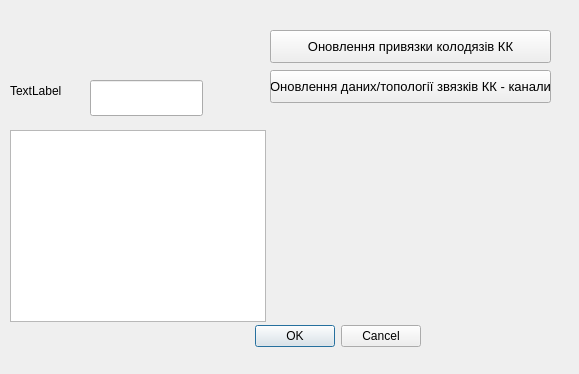
Above: selfMadeGis/qgis/pgConnector/pg_connector_dialog_base.ui from Mortehay/Mortehay.github.io before the change. Below: the same form after it.
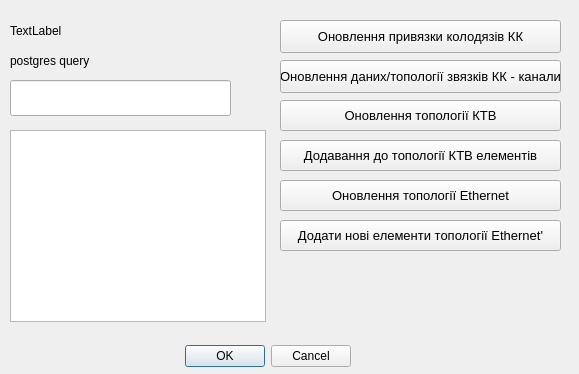
That is the form after the change.

Patch:
```diff
--- a/selfMadeGis/qgis/pgConnector/pg_connector_dialog_base.ui
+++ b/selfMadeGis/qgis/pgConnector/pg_connector_dialog_base.ui
@@ -16,8 +16,8 @@
   <widget class="QDialogButtonBox" name="button_box">
    <property name="geometry">
     <rect>
-     <x>230</x>
-     <y>320</y>
+     <x>160</x>
+     <y>340</y>
      <width>191</width>
      <height>32</height>
     </rect>
@@ -32,8 +32,8 @@
   <widget class="QPushButton" name="cableChannelPitsDataUpdate">
    <property name="geometry">
     <rect>
-     <x>270</x>
-     <y>30</y>
+     <x>280</x>
+     <y>20</y>
      <width>281</width>
      <height>33</height>
     </rect>
@@ -51,8 +51,8 @@
    <property name="geometry">
     <rect>
      <x>10</x>
-     <y>70</y>
-     <width>161</width>
+     <y>10</y>
+     <width>171</width>
      <height>41</height>
     </rect>
    </property>
@@ -63,9 +63,9 @@
   <widget class="QLineEdit" name="lineEdit">
    <property name="geometry">
     <rect>
-     <x>90</x>
+     <x>10</x>
      <y>80</y>
-     <width>113</width>
+     <width>221</width>
      <height>36</height>
     </rect>
    </property>
@@ -83,8 +83,8 @@
   <widget class="QPushButton" name="cableChannelChannelDataUpdate">
    <property name="geometry">
     <rect>
-     <x>270</x>
-     <y>70</y>
+     <x>280</x>
+     <y>60</y>
      <width>281</width>
      <height>33</height>
     </rect>
@@ -121,6 +121,91 @@
     <bool>false</bool>
    </property>
   </widget>
+  <widget class="QPushButton" name="ctvTopologyUpdate">
+   <property name="geometry">
+    <rect>
+     <x>280</x>
+     <y>100</y>
+     <width>281</width>
+     <height>31</height>
+    </rect>
+   </property>
+   <property name="font">
+    <font>
+     <pointsize>10</pointsize>
+    </font>
+   </property>
+   <property name="text">
+    <string>Оновлення топології КТВ</string>
+   </property>
+  </widget>
+  <widget class="QPushButton" name="ctvTopologyLoad">
+   <property name="geometry">
+    <rect>
+     <x>280</x>
+     <y>140</y>
+     <width>281</width>
+     <height>31</height>
+    </rect>
+   </property>
+   <property name="font">
+    <font>
+     <pointsize>10</pointsize>
+    </font>
+   </property>
+   <property name="text">
+    <string>Додавання до топології КТВ елементів</string>
+   </property>
+  </widget>
+  <widget class="QPushButton" name="etherTopologyUpdate">
+   <property name="geometry">
+    <rect>
+     <x>280</x>
+     <y>180</y>
+     <width>281</width>
+     <height>31</height>
+    </rect>
+   </property>
+   <property name="font">
+    <font>
+     <pointsize>10</pointsize>
+    </font>
+   </property>
+   <property name="text">
+    <string>Оновлення топології Ethernet</string>
+   </property>
+  </widget>
+  <widget class="QPushButton" name="ethernetTopologyLoad">
+   <property name="geometry">
+    <rect>
+     <x>280</x>
+     <y>220</y>
+     <width>281</width>
+     <height>31</height>
+    </rect>
+   </property>
+   <property name="font">
+    <font>
+     <pointsize>10</pointsize>
+    </font>
+   </property>
+   <property name="text">
+    <string>Додати нові елементи топології Ethernet'</string>
+   </property>
+  </widget>
+  <widget class="QLabel" name="label_2">
+   <property name="geometry">
+    <rect>
+     <x>10</x>
+     <y>40</y>
+     <width>101</width>
+     <height>41</height>
+    </rect>
+   </property>
+   <property name="text">
+    <string>postgres query</string>
+   </property>
+  </widget>
  </widget>
  <resources/>
  <connections>
```
